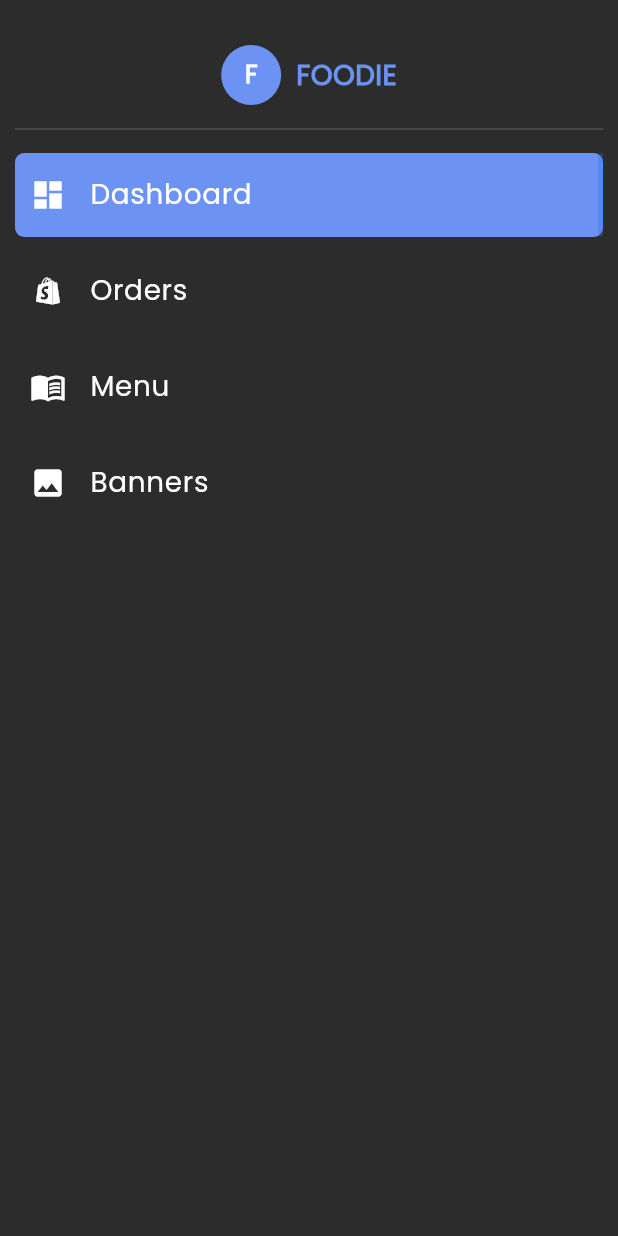
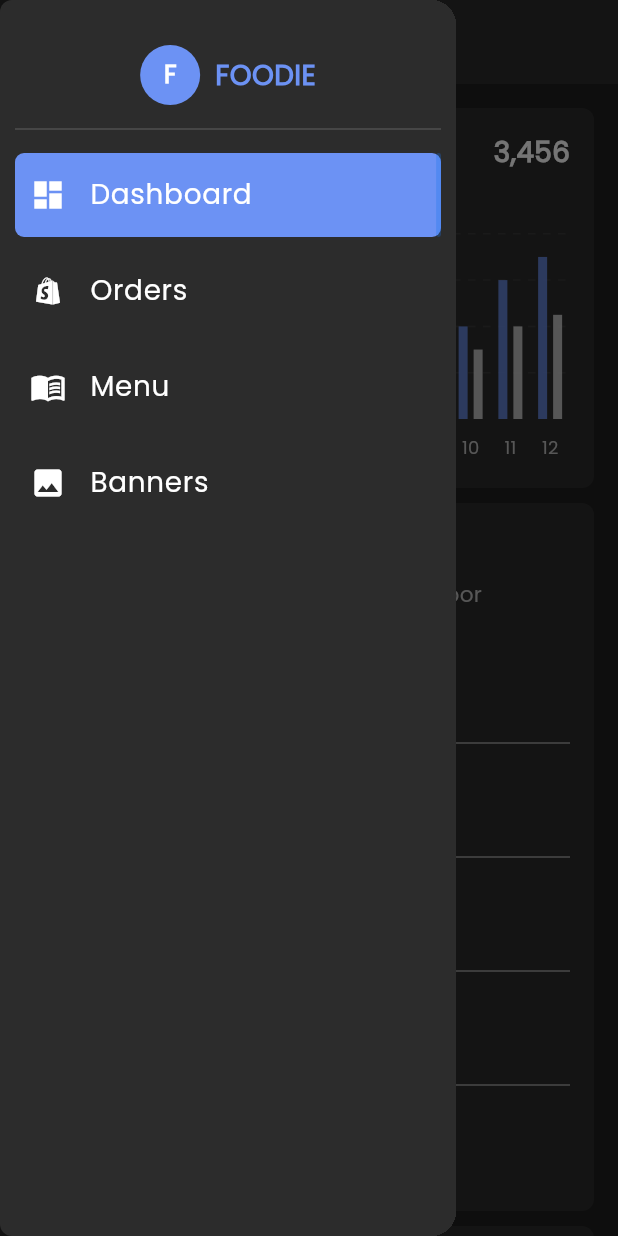
Before and after one commit to Ashraf0Sherif/Restaurant-Dashboard, a Flutter app: the screen it shows after launch, after a tap on the "menu" icon, on a phone screen of 412 x 824 dp. Run offline on Flutter 3.47's test engine with Material 3 defaults, Android fonts, the phone set to English and light mode, and no system bars; drawn by our look-alikes of fl_chart; our stand-ins replace bloc, cloud_firestore, device_preview, firebase_core, firebase_storage, flutter_bloc and 3 more; accounts and stored records are empty.

Commit message:
feat(dashboard): implement responsive layouts and background containers
- Add background container widget for consistent styling
- Add order time rate section widget
- Update dashboard layouts for desktop, mobile and tablet views
- Modify revenue and order tracking widgets
- Improve overall dashboard UI components

```diff
--- a/lib/adaptive_layout.dart
+++ b/lib/adaptive_layout.dart
@@ -12,9 +12,9 @@ class AdaptiveLayout extends StatelessWidget {
     return LayoutBuilder(
       builder: (context, constraints) {
         print(constraints.maxWidth);
-        if (constraints.maxWidth < 600) {
+        if (constraints.maxWidth < 800) {
           return mobileLayout(context);
-        } else if (constraints.maxWidth < 900) {
+        } else if (constraints.maxWidth < 1200) {
           return tabletLayout(context);
         } else {
           return desktopLayout(context);
--- a/lib/dashboard.dart
+++ b/lib/dashboard.dart
@@ -18,9 +18,11 @@ class _DashboardState extends State<Dashboard> {
   Widget build(BuildContext context) {
     return Scaffold(
       key: _scaffoldKey,
-      drawer: const CustomDrawer(),
-      appBar: MediaQuery.sizeOf(context).width < 900
+      drawer:
+          MediaQuery.sizeOf(context).width < 1200 ? const CustomDrawer() : null,
+      appBar: MediaQuery.sizeOf(context).width < 1200
           ? AppBar(
+              elevation: 0,
               leading: IconButton(
                 icon: const Icon(Icons.menu),
                 onPressed: () {
--- /dev/null
+++ b/lib/features/dashboard/presentation/widgets/back_ground_container.dart
@@ -0,0 +1,22 @@
+import 'package:flutter/material.dart';
+
+class BackGroundContainer extends StatelessWidget {
+  const BackGroundContainer({
+    super.key,
+    required this.child,
+    this.padding = const EdgeInsets.all(16),
+  });
+  final Widget child;
+  final EdgeInsets padding;
+  @override
+  Widget build(BuildContext context) {
+    return Container(
+      padding: padding,
+      decoration: BoxDecoration(
+        color: const Color(0xFF2C2C2C),
+        borderRadius: BorderRadius.circular(8),
+      ),
+      child: child,
+    );
+  }
+}
--- a/lib/features/dashboard/presentation/widgets/custom_drawer.dart
+++ b/lib/features/dashboard/presentation/widgets/custom_drawer.dart
@@ -1,5 +1,6 @@
 import 'package:flutter/material.dart';
 import 'package:restaurant_admin_panel/core/theming/spacing.dart';
+import 'package:restaurant_admin_panel/features/dashboard/presentation/widgets/back_ground_container.dart';
 import 'package:restaurant_admin_panel/features/dashboard/presentation/widgets/foodie_header.dart';
 import 'package:restaurant_admin_panel/features/dashboard/presentation/widgets/drawer_sliver_list.dart';
 
@@ -13,8 +14,8 @@ class CustomDrawer extends StatefulWidget {
 class _CustomDrawerState extends State<CustomDrawer> {
   @override
   Widget build(BuildContext context) {
-    return Container(
-      color: const Color(0xFF2C2C2C),
+    return Drawer(
+      child: BackGroundContainer(
         padding: const EdgeInsets.symmetric(horizontal: 10),
         child: CustomScrollView(
           slivers: [
@@ -39,6 +40,7 @@ class _CustomDrawerState extends State<CustomDrawer> {
             const DrawerSliverList(),
           ],
         ),
+      ),
     );
   }
 }
--- a/lib/features/dashboard/presentation/widgets/mobile_layout.dart
+++ b/lib/features/dashboard/presentation/widgets/mobile_layout.dart
@@ -1,28 +1,44 @@
 import 'package:flutter/material.dart';
+import 'package:restaurant_admin_panel/core/theming/spacing.dart';
+import 'package:restaurant_admin_panel/features/dashboard/presentation/widgets/back_ground_container.dart';
 import 'package:restaurant_admin_panel/features/dashboard/presentation/widgets/most_order_food_widget.dart';
 import 'package:restaurant_admin_panel/features/dashboard/presentation/widgets/order_rate_widget.dart';
 import 'package:restaurant_admin_panel/features/dashboard/presentation/widgets/order_time_widget.dart';
 import 'package:restaurant_admin_panel/features/dashboard/presentation/widgets/revenue_widget.dart';
-import 'package:restaurant_admin_panel/features/dashboard/presentation/widgets/tabalet_layout.dart';
 
 class MobileLayout extends StatelessWidget {
   const MobileLayout({super.key});
 
   @override
   Widget build(BuildContext context) {
-    return Row(
-      children: [
-        const Expanded(
-          child: Column(
-            children: [
-              Expanded(child: OrderRateWidget()),
-              Expanded(child: OrderTimeWidget()),
-              // RevenueWidget(),
-              //MostOrderFoodWidget(),
-            ],
-          ),
+    return SingleChildScrollView(
+      child: Padding(
+        padding: const EdgeInsets.all(16.0),
+        child: Column(
+          children: [
+            const AspectRatio(
+              aspectRatio: 1.5,
+              child: RevenueWidget(),
+            ),
+            verticalSpace(10),
+            const MostOrderFoodWidget(),
+            verticalSpace(10),
+            const BackGroundContainer(
+              child: AspectRatio(
+                aspectRatio: 1,
+                child: OrderTimeWidget(),
+              ),
+            ),
+            verticalSpace(10),
+            const BackGroundContainer(
+              child: AspectRatio(
+                aspectRatio: 1.3,
+                child: OrderRateWidget(),
+              ),
+            ),
+          ],
         ),
-      ],
+      ),
     );
   }
 }
--- a/lib/features/dashboard/presentation/widgets/most_order_food_widget.dart
+++ b/lib/features/dashboard/presentation/widgets/most_order_food_widget.dart
@@ -2,6 +2,7 @@ import 'package:flutter/material.dart';
 import 'package:restaurant_admin_panel/core/theming/font_styles.dart';
 import 'package:restaurant_admin_panel/core/theming/spacing.dart';
 import 'package:restaurant_admin_panel/features/dashboard/data/models/most_ordered_food_model.dart';
+import 'package:restaurant_admin_panel/features/dashboard/presentation/widgets/back_ground_container.dart';
 
 class MostOrderFoodWidget extends StatelessWidget {
   final List<FoodItem> foodData;
@@ -44,13 +45,7 @@ class MostOrderFoodWidget extends StatelessWidget {
 
   @override
   Widget build(BuildContext context) {
-    return Container(
-      padding: const EdgeInsets.all(16),
-      margin: const EdgeInsets.only(bottom: 10),
-      decoration: BoxDecoration(
-        color: const Color(0xFF2C2C2C),
-        borderRadius: BorderRadius.circular(12),
-      ),
+    return BackGroundContainer(
       child: Column(
         crossAxisAlignment: CrossAxisAlignment.start,
         children: [
--- a/lib/features/dashboard/presentation/widgets/order_time_widget.dart
+++ b/lib/features/dashboard/presentation/widgets/order_time_widget.dart
@@ -40,9 +40,7 @@ class OrderTimeWidget extends StatelessWidget {
       children: [
         OrderTimeHeader(orderTimeData: orderTimeData),
         const SizedBox(height: 20),
-        Expanded(
-          child: CustomOrderTimePieChart(orderTimeData: orderTimeData),
-        ),
+        Expanded(child: CustomOrderTimePieChart(orderTimeData: orderTimeData)),
         const SizedBox(height: 20),
         ...orderTimeData.timeSlots.map(
           (slot) => Padding(
--- a/lib/features/dashboard/presentation/widgets/revenue_and_most_ordered_food_section.dart
+++ b/lib/features/dashboard/presentation/widgets/revenue_and_most_ordered_food_section.dart
@@ -16,6 +16,7 @@ class RevenueAndMostOrderFoodSection extends StatelessWidget {
         const Expanded(child: RevenueWidget()),
         verticalSpace(10),
         const MostOrderFoodWidget(),
+        verticalSpace(10),
       ],
     );
   }
--- a/lib/main.dart
+++ b/lib/main.dart
@@ -13,8 +13,5 @@ void main() async {
   await Firebase.initializeApp(
     options: DefaultFirebaseOptions.currentPlatform,
   );
-  runApp(DevicePreview(
-    enabled: true,
-    builder: (context) => const RestaurantAdminPanelApp(),
-  ));
+  runApp(const RestaurantAdminPanelApp());
 }
--- a/lib/restaurant_admin_panel_app.dart
+++ b/lib/restaurant_admin_panel_app.dart
@@ -32,8 +32,8 @@ class RestaurantAdminPanelApp extends StatelessWidget {
         ),
       ],
       child: MaterialApp(
-        locale: DevicePreview.locale(context),
-        builder: DevicePreview.appBuilder,
+        //locale: DevicePreview.locale(context),
+        // builder: DevicePreview.appBuilder,
         debugShowCheckedModeBanner: false,
         scrollBehavior: MyCustomScrollBehavior(),
         theme: foodieTheme(context),
```
Also changed, not shown: lib/features/dashboard/presentation/widgets/desktop_layout.dart (+3 -12 lines), lib/features/dashboard/presentation/widgets/order_time_rate_section.dart (added, +31 -0 lines), lib/features/dashboard/presentation/widgets/revenue_widget.dart (+2 -6 lines), lib/features/dashboard/presentation/widgets/tabalet_layout.dart (+7 -45 lines). Lines whose indentation alone changed are shown as unchanged.
